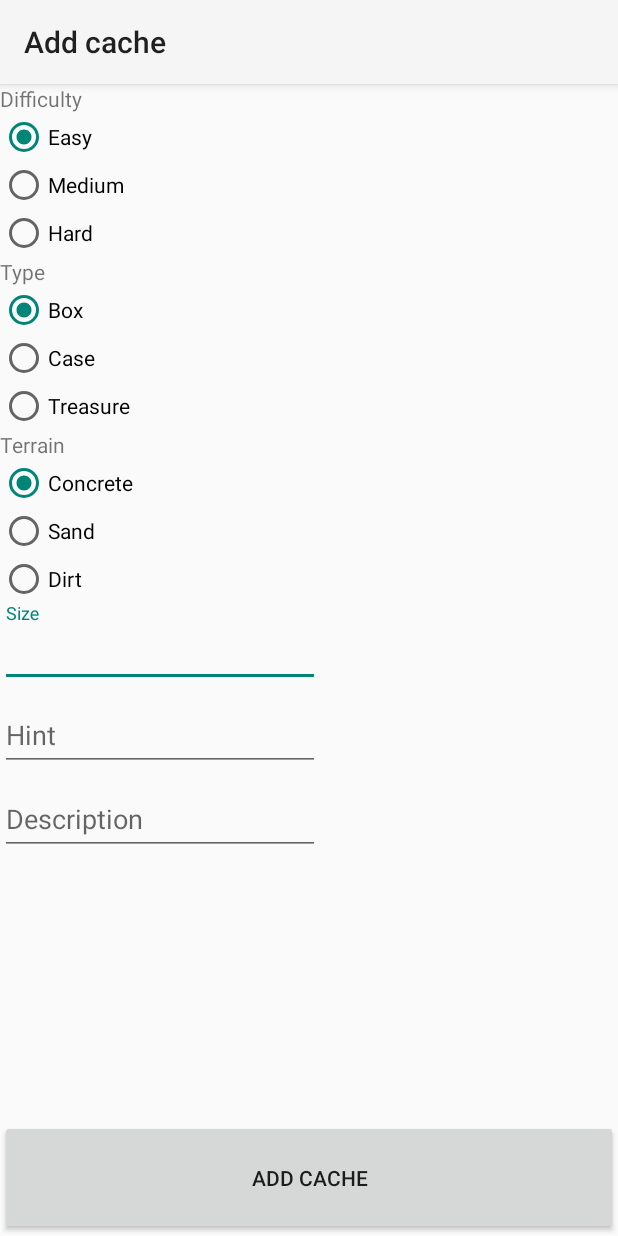
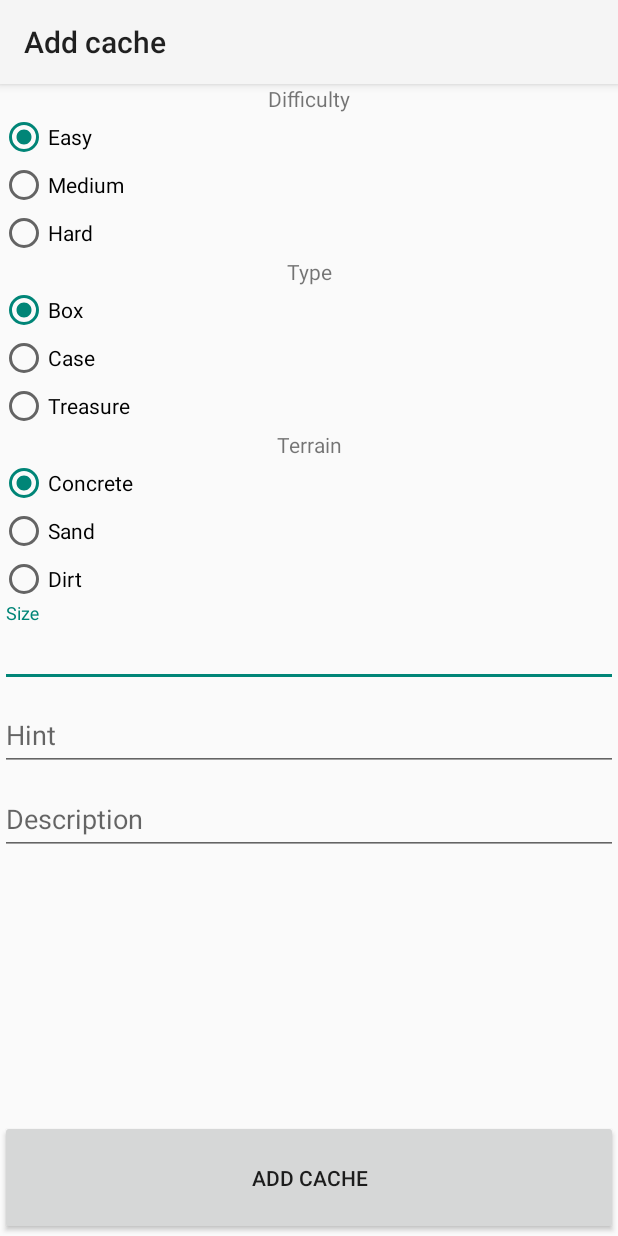
Before and after one commit to valentin-utt/projetIF26Android, an Android app: the AddCacheActivity screen opened directly, with no data from a screen before it, on a phone screen of 412 x 824 dp. Run offline under Robolectric (Android 15) with nearby library versions, the phone set to English and light mode, and no system bars.

```diff
--- a/app/src/main/java/fr/utt/if26/projet/RoomDb/UserRoomDatabase.java
+++ b/app/src/main/java/fr/utt/if26/projet/RoomDb/UserRoomDatabase.java
@@ -43,8 +43,8 @@ public abstract class UserRoomDatabase extends RoomDatabase {
                         Executors.newSingleThreadScheduledExecutor().execute(new Runnable() {
                             @Override
                             public void run() {
-                                User user1 = new User("foo@bar.fr", "XXXX", "Jaques");
-                                User user2 = new User("foo@bar.fr", "YYYY", "Oui");
+                                User user1 = new User("foo@bar.fr", "XXXXX", "Jaques1");
+                                User user2 = new User("foo2@bar.fr", "YYYYY", "Jaques2");
                                 getInstance(context).userDao().insert(user1);
                                 getInstance(context).userDao().insert(user2);
 
--- a/app/src/main/java/fr/utt/if26/projet/activity/AddCacheActivity.java
+++ b/app/src/main/java/fr/utt/if26/projet/activity/AddCacheActivity.java
@@ -1,10 +1,13 @@
 package fr.utt.if26.projet.activity;
 
 import android.arch.lifecycle.ViewModelProviders;
+import android.content.Context;
 import android.content.Intent;
+import android.content.SharedPreferences;
 import android.support.v7.app.AppCompatActivity;
 import android.os.Bundle;
 import android.support.v7.widget.Toolbar;
+import android.util.Log;
 import android.view.View;
 import android.widget.Button;
 import android.widget.EditText;
@@ -20,6 +23,8 @@ public class AddCacheActivity extends AppCompatActivity {
     public static final String EXTRA_ADD_CACHE = "com.example.android.cacheaddsql.ADD_CACHE";
 
     private CacheViewModel mCacheViewModel;
+
+    private SharedPreferences sharedPref;
 
     private RadioGroup difficultyRadioGroup;
     private RadioGroup typeRadioGroup;
@@ -61,6 +66,8 @@ public class AddCacheActivity extends AppCompatActivity {
         hintEditText = findViewById(R.id.hintEditText);
         descriptionEditText = findViewById(R.id.descriptionEditText);
         addCacheButton = findViewById(R.id.addCacheButton);
+
+        sharedPref = this.getSharedPreferences(getString(R.string.preference_file_key), Context.MODE_PRIVATE);
 
         //set onClickEvents
 
@@ -106,7 +113,10 @@ public class AddCacheActivity extends AppCompatActivity {
                 size = Integer.valueOf(sizeEditText.getText().toString());
                 hint = hintEditText.getText().toString();
                 description = descriptionEditText.getText().toString();
-                owner = 0;
+
+                owner = sharedPref.getInt(getString(R.string.loged_id), -1);
+
+                Log.d("VC", "onClick: " + owner);
 
                 Cache cache = new Cache(lat,lon, type, difficulty, terrain, size, owner, hint, description);
 
--- a/app/src/main/java/fr/utt/if26/projet/dao/UserDAO.java
+++ b/app/src/main/java/fr/utt/if26/projet/dao/UserDAO.java
@@ -13,7 +13,7 @@ import fr.utt.if26.projet.model.User;
 public interface  UserDAO {
 
     @Insert
-    void insert(User user);
+    long insert(User user);
 
     @Query("DELETE FROM user_table")
     void deleteAll();
@@ -23,4 +23,7 @@ public interface  UserDAO {
 
     @Query("SELECT * from user_table WHERE id=:myId")
     User findUserById(int myId);
+
+    @Query("SELECT * from user_table ORDER BY id DESC LIMIT 1")
+    User findMaxIdUser();
 }
--- a/app/src/main/java/fr/utt/if26/projet/view/UserViewModel.java
+++ b/app/src/main/java/fr/utt/if26/projet/view/UserViewModel.java
@@ -22,7 +22,9 @@ public class UserViewModel extends AndroidViewModel {
             mAllUsers = mRepository.getAllUsers();
         }
 
-        public LiveData<List<User>> getAllUsers() { return mAllUsers; }
+        public LiveData<List<User>> getAllUsers() { return mRepository.getAllUsers(); }
 
         public void insert(User user) { mRepository.insert(user); }
+
+        public User findMaxIdUser() {return  mRepository.findMaxId(); }
 }
--- a/app/src/main/res/layout/activity_add_cache.xml
+++ b/app/src/main/res/layout/activity_add_cache.xml
@@ -33,15 +33,16 @@
 
             <RadioGroup
                 android:id="@+id/difficultyRadioGroup"
-                android:layout_width="wrap_content"
+                android:layout_width="match_parent"
                 android:layout_height="wrap_content">
 
 
                 <TextView
                     android:id="@+id/textView4"
-                    android:layout_width="wrap_content"
+                    android:layout_width="match_parent"
                     android:layout_height="wrap_content"
                     android:layout_weight="1"
+                    android:gravity="center"
                     android:text="@string/difficulty" />
 
                 <RadioButton
@@ -69,13 +70,14 @@
 
             <RadioGroup
                 android:id="@+id/typeRadioGroup"
-                android:layout_width="wrap_content"
+                android:layout_width="match_parent"
                 android:layout_height="wrap_content">
 
                 <TextView
                     android:id="@+id/textView3"
-                    android:layout_width="wrap_content"
+                    android:layout_width="match_parent"
                     android:layout_height="wrap_content"
+                    android:gravity="center"
                     android:layout_weight="1"
                     android:text="@string/type" />
 
@@ -104,13 +106,14 @@
 
             <RadioGroup
                 android:id="@+id/terrainRadioGroup"
-                android:layout_width="wrap_content"
+                android:layout_width="match_parent"
                 android:layout_height="wrap_content">
 
                 <TextView
                     android:id="@+id/textView2"
-                    android:layout_width="wrap_content"
+                    android:layout_width="match_parent"
                     android:layout_height="wrap_content"
+                    android:gravity="center"
                     android:layout_weight="1"
                     android:text="@string/terrain" />
 
@@ -144,7 +147,7 @@
 
                 <EditText
                     android:id="@+id/sizeEditText"
-                    android:layout_width="wrap_content"
+                    android:layout_width="match_parent"
                     android:layout_height="wrap_content"
                     android:ems="10"
                     android:hint="@string/size"
@@ -159,7 +162,7 @@
 
                 <EditText
                     android:id="@+id/hintEditText"
-                    android:layout_width="wrap_content"
+                    android:layout_width="match_parent"
                     android:layout_height="wrap_content"
                     android:ems="10"
                     android:hint="@string/hint"
@@ -174,7 +177,7 @@
 
                 <EditText
                     android:id="@+id/descriptionEditText"
-                    android:layout_width="wrap_content"
+                    android:layout_width="match_parent"
                     android:layout_height="wrap_content"
                     android:ems="10"
                     android:hint="@string/description"
--- a/app/src/main/res/values/strings.xml
+++ b/app/src/main/res/values/strings.xml
@@ -21,6 +21,7 @@
     <string name="cancel">Cancel</string>
     <string name="disconect">Disconnect</string>
     <string name="map_button">map</string>
+    <string name="loged_id" translatable="false">loged_id</string>
     <string name="login_button">Sign in or register</string>
     <string name="register">register</string>
     <string name="add_cache">Add cache</string>
@@ -56,4 +57,5 @@
     <string name="case_filter_key" translatable="false">case_filter_key</string>
     <string name="treasure_filter_key" translatable="false">treasure_filter_key</string>
     <string name="prompt_username">Username</string>
+    <string name="view_cache">Cache\'s Profile</string>
 </resources>
```
Also changed, not shown: app/src/main/java/fr/utt/if26/projet/activity/LoginActivity.java (+46 -22 lines), app/src/main/java/fr/utt/if26/projet/activity/MainActivity.java (+5 -2 lines), app/src/main/java/fr/utt/if26/projet/activity/ViewCacheActivity.java (+15 -3 lines), app/src/main/java/fr/utt/if26/projet/repository/UserRepository.java (+6 -1 lines), 1 other file.
